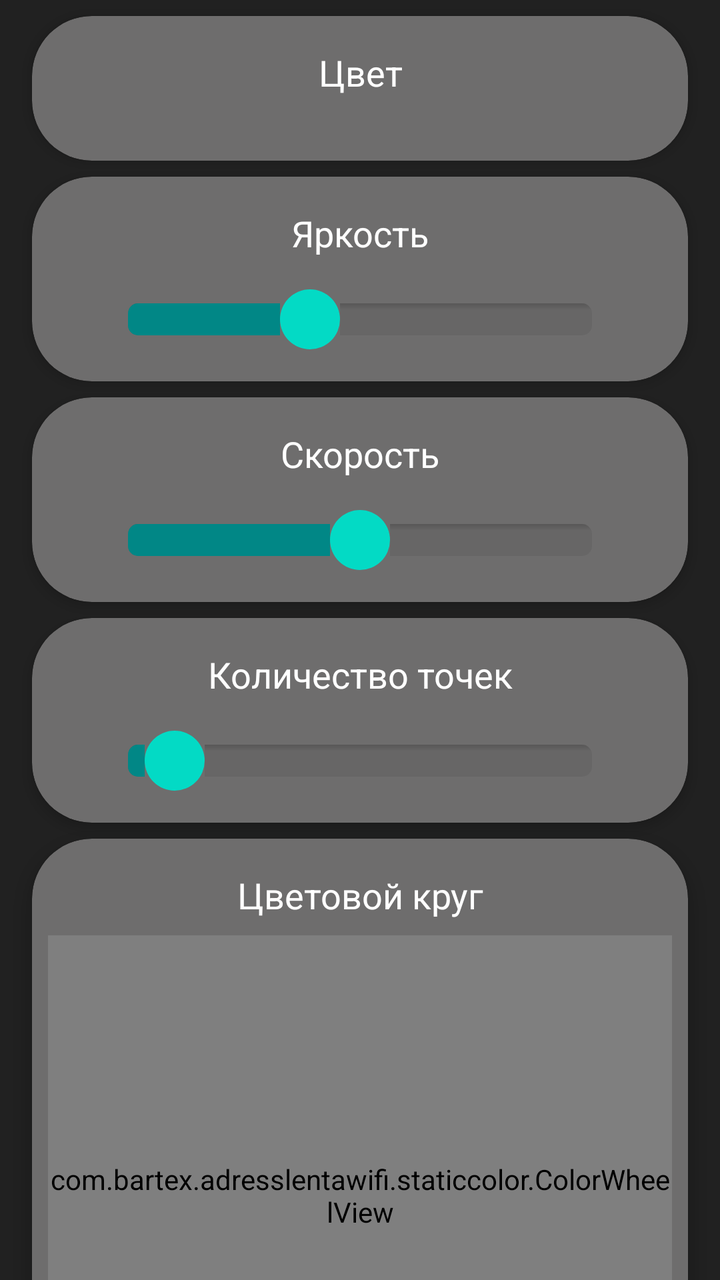
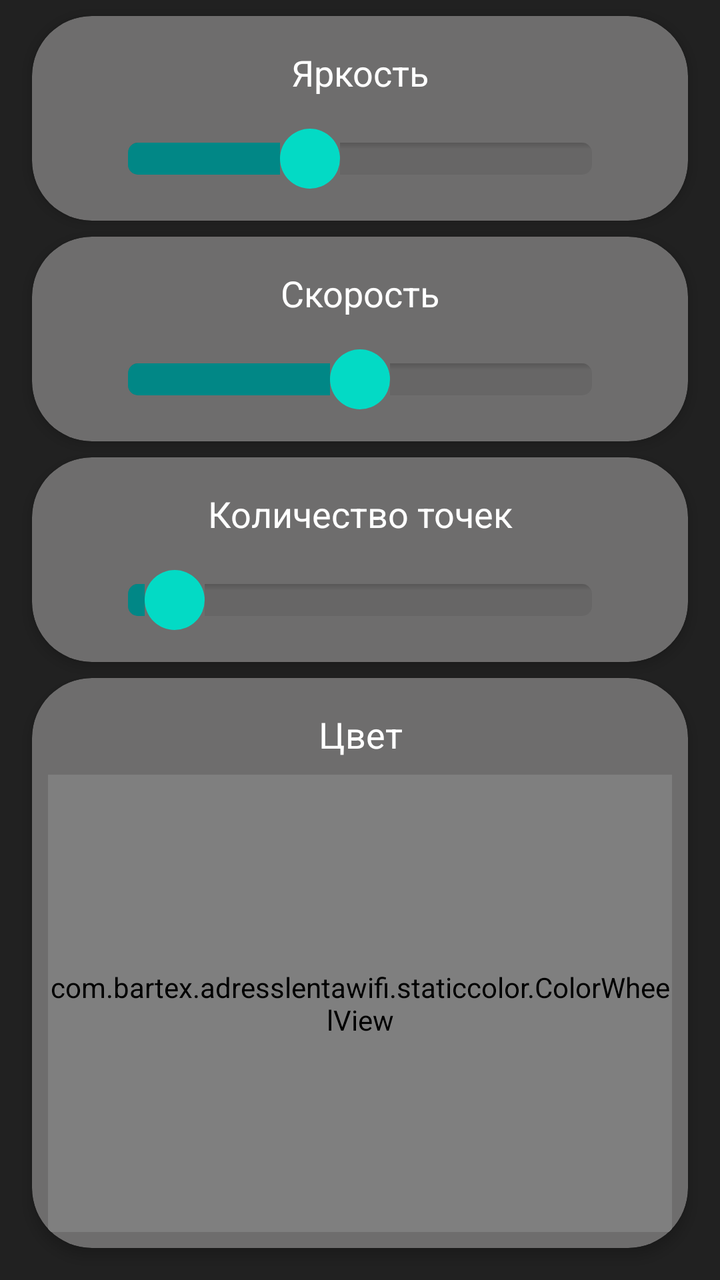

Screens rendered from an Android XML layout before and after an edit, with the pre-edit source and the edit as a unified diff.
<!-- AndroidManifest.xml: application theme Theme.AdressLentaWiFi -->
<!-- res/layout/fragment_running.xml -->
<?xml version="1.0" encoding="utf-8"?>
<androidx.core.widget.NestedScrollView xmlns:android="http://schemas.android.com/apk/res/android"
    xmlns:app="http://schemas.android.com/apk/res-auto"
    xmlns:tools="http://schemas.android.com/tools"
    android:layout_width="match_parent"
    android:layout_height="match_parent"
    android:background="@color/colorPrimaryDarkBlack"
    android:fillViewport="true"
    tools:context=".running.RunningColorsFragment">

<androidx.constraintlayout.widget.ConstraintLayout
    android:layout_width="match_parent"
    android:layout_height="wrap_content">

    <androidx.cardview.widget.CardView
        android:id="@+id/cardViewColorRun"
        android:layout_width="match_parent"
        android:layout_height="wrap_content"
        android:layout_marginStart="16dp"
        android:layout_marginTop="8dp"
        android:layout_marginEnd="16dp"
        android:clipToPadding="false"
        app:cardBackgroundColor="@color/colorSecondaryBlack"
        app:cardCornerRadius="@dimen/cardCornerRadius"
        app:cardElevation="@dimen/cardElevation4"
        app:layout_constraintEnd_toEndOf="parent"
        app:layout_constraintStart_toStartOf="parent"
        app:layout_constraintTop_toTopOf="parent">

        <androidx.constraintlayout.widget.ConstraintLayout
            android:layout_width="match_parent"
            android:layout_height="match_parent"
            app:layout_constraintBottom_toBottomOf="parent"
            app:layout_constraintEnd_toEndOf="parent"
            app:layout_constraintStart_toStartOf="parent"
            app:layout_constraintTop_toTopOf="parent">

            <TextView
                android:id="@+id/tvColorRun"
                android:layout_width="0dp"
                android:layout_height="wrap_content"
                android:layout_marginStart="32dp"
                android:layout_marginTop="16dp"
                android:layout_marginEnd="32dp"
                android:gravity="center"
                android:text="@string/choose_color"
                android:textColor="@color/white"
                android:textSize="18sp"
                app:layout_constraintEnd_toEndOf="parent"
                app:layout_constraintStart_toStartOf="parent"
                app:layout_constraintTop_toTopOf="parent" />

            <androidx.recyclerview.widget.RecyclerView
                android:id="@+id/rvColorsRunning"
                android:layout_width="0dp"
                android:layout_height="wrap_content"
                android:layout_marginStart="8dp"
                android:layout_marginTop="16dp"
                android:layout_marginEnd="8dp"
                android:layout_marginBottom="16dp"
                app:layout_constraintBottom_toBottomOf="parent"
                app:layout_constraintEnd_toEndOf="parent"
                app:layout_constraintStart_toStartOf="parent"
                app:layout_constraintTop_toBottomOf="@+id/tvColorRun"
                />

        </androidx.constraintlayout.widget.ConstraintLayout>
    </androidx.cardview.widget.CardView>


    <androidx.cardview.widget.CardView
        android:id="@+id/cardViewBrRun"
        android:layout_width="match_parent"
        android:layout_height="wrap_content"
        android:layout_marginStart="16dp"
        android:layout_marginTop="8dp"
        android:layout_marginEnd="16dp"
        android:clipToPadding="false"
        app:cardBackgroundColor="@color/colorSecondaryBlack"
        app:cardCornerRadius="@dimen/cardCornerRadius"
        app:cardElevation="@dimen/cardElevation4"
        app:layout_constraintEnd_toEndOf="parent"
        app:layout_constraintStart_toStartOf="parent"
        app:layout_constraintTop_toBottomOf="@+id/cardViewColorRun">

        <androidx.constraintlayout.widget.ConstraintLayout
            android:layout_width="match_parent"
            android:layout_height="match_parent"
            app:layout_constraintBottom_toBottomOf="parent"
            app:layout_constraintEnd_toEndOf="parent"
            app:layout_constraintStart_toStartOf="parent"
            app:layout_constraintTop_toTopOf="parent">

            <SeekBar
                android:id="@+id/seekBarBrRunning"
                android:layout_width="0dp"
                android:layout_height="wrap_content"
                android:layout_marginStart="32dp"
                android:layout_marginTop="16dp"
                android:layout_marginEnd="32dp"
                android:layout_marginBottom="16dp"
                android:max="255"
                android:progress="100"
                android:progressDrawable="@drawable/seekbar_style"
                android:thumb="@drawable/custom_thumb"
                app:layout_constraintBottom_toBottomOf="parent"
                app:layout_constraintEnd_toEndOf="parent"
                app:layout_constraintStart_toStartOf="parent"
                app:layout_constraintTop_toBottomOf="@+id/tvBrRun" />

            <TextView
                android:id="@+id/tvBrRun"
                android:layout_width="0dp"
                android:layout_height="wrap_content"
                android:layout_marginStart="32dp"
                android:layout_marginTop="16dp"
                android:layout_marginEnd="32dp"
                android:gravity="center"
                android:text="@string/choose_br"
                android:textColor="@color/white"
                android:textSize="18sp"
                app:layout_constraintEnd_toEndOf="parent"
                app:layout_constraintStart_toStartOf="parent"
                app:layout_constraintTop_toTopOf="parent" />

        </androidx.constraintlayout.widget.ConstraintLayout>
    </androidx.cardview.widget.CardView>


    <androidx.cardview.widget.CardView
        android:id="@+id/cardViewSpeedRun"
        android:layout_width="match_parent"
        android:layout_height="wrap_content"
        android:layout_marginStart="16dp"
        android:layout_marginTop="8dp"
        android:layout_marginEnd="16dp"
        android:clipToPadding="false"
        app:cardBackgroundColor="@color/colorSecondaryBlack"
        app:cardCornerRadius="@dimen/cardCornerRadius"
        app:cardElevation="@dimen/cardElevation4"
        app:layout_constraintEnd_toEndOf="parent"
        app:layout_constraintStart_toStartOf="parent"
        app:layout_constraintTop_toBottomOf="@+id/cardViewBrRun">

        <androidx.constraintlayout.widget.ConstraintLayout
            android:layout_width="match_parent"
            android:layout_height="match_parent">

            <SeekBar
                android:id="@+id/seekBarSpeedRunning"
                android:layout_width="0dp"
                android:layout_height="wrap_content"
                android:layout_marginStart="32dp"
                android:layout_marginTop="16dp"
                android:layout_marginEnd="32dp"
                android:layout_marginBottom="16dp"
                android:max="200"
                android:progress="100"
                android:progressDrawable="@drawable/seekbar_style"
                android:thumb="@drawable/custom_thumb"
                app:layout_constraintBottom_toBottomOf="parent"
                app:layout_constraintEnd_toEndOf="parent"
                app:layout_constraintStart_toStartOf="parent"
                app:layout_constraintTop_toBottomOf="@+id/tvSpeedRun" />

            <TextView
                android:id="@+id/tvSpeedRun"
                android:layout_width="0dp"
                android:layout_height="wrap_content"
                android:layout_marginStart="32dp"
                android:layout_marginTop="16dp"
                android:layout_marginEnd="32dp"
                android:gravity="center"
                android:text="@string/choose_speed"
                android:textColor="@color/white"
                android:textSize="18sp"
                app:layout_constraintEnd_toEndOf="parent"
                app:layout_constraintStart_toStartOf="parent"
                app:layout_constraintTop_toTopOf="parent" />

        </androidx.constraintlayout.widget.ConstraintLayout>
    </androidx.cardview.widget.CardView>

    <androidx.cardview.widget.CardView
        android:id="@+id/cardViewNumberRun"
        android:layout_width="match_parent"
        android:layout_height="wrap_content"
        android:layout_marginStart="16dp"
        android:layout_marginTop="8dp"
        android:layout_marginEnd="16dp"
        android:clipToPadding="false"
        app:cardBackgroundColor="@color/colorSecondaryBlack"
        app:cardCornerRadius="@dimen/cardCornerRadius"
        app:cardElevation="@dimen/cardElevation4"
        app:layout_constraintEnd_toEndOf="parent"
        app:layout_constraintStart_toStartOf="parent"
        app:layout_constraintTop_toBottomOf="@+id/cardViewSpeedRun">

        <androidx.constraintlayout.widget.ConstraintLayout
            android:layout_width="match_parent"
            android:layout_height="match_parent"
            app:layout_constraintBottom_toBottomOf="parent"
            app:layout_constraintEnd_toEndOf="parent"
            app:layout_constraintStart_toStartOf="parent"
            app:layout_constraintTop_toTopOf="parent">

            <SeekBar
                android:id="@+id/seekBarNumberRunning"
                android:layout_width="0dp"
                android:layout_height="wrap_content"
                android:layout_marginStart="32dp"
                android:layout_marginTop="16dp"
                android:layout_marginEnd="32dp"
                android:layout_marginBottom="16dp"
                android:max="10"
                android:progress="1"
                android:progressDrawable="@drawable/seekbar_style"
                android:thumb="@drawable/custom_thumb"
                app:layout_constraintBottom_toBottomOf="parent"
                app:layout_constraintEnd_toEndOf="parent"
                app:layout_constraintStart_toStartOf="parent"
                app:layout_constraintTop_toBottomOf="@+id/tvNumberRun" />

            <TextView
                android:id="@+id/tvNumberRun"
                android:layout_width="0dp"
                android:layout_height="wrap_content"
                android:layout_marginStart="32dp"
                android:layout_marginTop="16dp"
                android:layout_marginEnd="32dp"
                android:gravity="center"
                android:text="@string/choose_number"
                android:textColor="@color/white"
                android:textSize="18sp"
                app:layout_constraintEnd_toEndOf="parent"
                app:layout_constraintStart_toStartOf="parent"
                app:layout_constraintTop_toTopOf="parent" />

        </androidx.constraintlayout.widget.ConstraintLayout>
    </androidx.cardview.widget.CardView>

    
    <androidx.cardview.widget.CardView
        android:id="@+id/cardViewWheelRun"
        android:layout_width="match_parent"
        android:layout_height="wrap_content"
        android:layout_marginStart="16dp"
        android:layout_marginTop="8dp"
        android:layout_marginEnd="16dp"
        android:layout_marginBottom="16dp"
        app:cardBackgroundColor="@color/colorSecondaryBlack"
        app:cardCornerRadius="@dimen/cardCornerRadius"
        app:cardElevation="@dimen/cardElevation4"
        app:layout_constraintBottom_toBottomOf="parent"
        app:layout_constraintEnd_toEndOf="parent"
        app:layout_constraintStart_toStartOf="parent"
        app:layout_constraintTop_toBottomOf="@+id/cardViewNumberRun">

        <LinearLayout
            android:layout_width="match_parent"
            android:layout_height="wrap_content"
            android:orientation="vertical">

            <TextView
                android:id="@+id/tvWheelRun"
                android:layout_width="match_parent"
                android:layout_height="wrap_content"
                android:layout_marginStart="32dp"
                android:layout_marginTop="16dp"
                android:layout_marginEnd="32dp"
                android:gravity="center"
                android:text="@string/choose_any_color"
                android:textColor="@color/white"
                android:textSize="18sp" />

            <com.bartex.adresslentawifi.staticcolor.ColorWheelView
                android:id="@+id/colorWheelRunning"
                android:layout_width="match_parent"
                android:layout_height="260dp"
                android:layout_margin="8dp" />
        </LinearLayout>
    </androidx.cardview.widget.CardView>
</androidx.constraintlayout.widget.ConstraintLayout>
</androidx.core.widget.NestedScrollView>
<!-- resources referenced by this layout -->
<resources>
  <color name="colorPrimaryDarkBlack">#212121</color>
  <color name="colorSecondaryBlack">#6E6D6D</color>
  <color name="white">#FFFFFFFF</color>
  <dimen name="cardCornerRadius">30dp</dimen>
  <dimen name="cardElevation4">4dp</dimen>
  <!-- drawable custom_thumb (drawable) -->
  <?xml version="1.0" encoding="utf-8"?>
  <layer-list xmlns:android="http://schemas.android.com/apk/res/android">
      <item>
          <shape android:shape="oval">
              <solid android:color="@color/teal_200"/>
              <size
                  android:width="30dp"
                  android:height="30dp"/>
          </shape>
      </item>
  </layer-list>
  <!-- drawable seekbar_style (drawable) -->
  <?xml version="1.0" encoding="utf-8"?>
  <layer-list xmlns:android="http://schemas.android.com/apk/res/android" >
      <item
          android:id="@android:id/background"
          android:drawable="@drawable/border_shadow" >
      </item>
  
      <item
          android:id="@android:id/progress" >
          <clip
              android:drawable="@drawable/seekbar_progress" />
      </item>
  </layer-list>
  <string name="choose_any_color">Цветовой круг</string>
  <string name="choose_br">Яркость</string>
  <string name="choose_color">Цвет</string>
  <string name="choose_number">Количество точек</string>
  <string name="choose_speed">Скорость</string>
  <style name="Theme.AdressLentaWiFi" parent="Theme.MaterialComponents.Light.NoActionBar">
  
  
  
  
  
  
  
  
  
  
  
          
          <item name="colorPrimary">@color/colorPrimaryBlack</item>
          <item name="colorPrimaryVariant">@color/colorPrimaryDarkBlack</item>
          <item name="colorOnPrimary">@color/colorAccentBlack</item>
          
          <item name="colorSecondary">@color/teal_200</item>
          <item name="colorSecondaryVariant">@color/teal_700</item>
          <item name="colorOnSecondary">@color/black</item>
          
          <item name="android:statusBarColor" tools:targetApi="l">?attr/colorPrimaryVariant</item>
          
          <item name="colorBottomIcon">@android:color/white</item>
      </style>
  <color name="teal_200">#FF03DAC5</color>
  <!-- drawable border_shadow (drawable) -->
  <?xml version="1.0" encoding="utf-8"?>
  <layer-list xmlns:android="http://schemas.android.com/apk/res/android">
      <item>
          <shape>
              <corners
                  android:radius="5dp" />
              <gradient
                  android:angle="270"
                  android:startColor="#33000000"
                  android:centerColor="#11000000"
                  android:endColor="#11000000"
                  android:centerY="0.2"
                  android:type="linear"
                  />
          </shape>
      </item>
  </layer-list>
  <!-- drawable seekbar_progress (drawable) -->
  <?xml version="1.0" encoding="utf-8"?>
  <layer-list
      xmlns:android="http://schemas.android.com/apk/res/android" >
      <item
          android:id="@+id/progressshape" >
          <clip>
              <shape
                  android:shape="rectangle" >
                  <size android:height="5dp"/>
                  <corners
                      android:radius="5dp" />
                  <solid android:color="@color/teal_700"/>
              </shape>
          </clip>
      </item>
  </layer-list>
  <color name="colorPrimaryBlack">#5C5C5C</color>
  <color name="colorAccentBlack">#5677fc</color>
  <color name="teal_700">#FF018786</color>
  <color name="black">#FF000000</color>
</resources>

<!-- the commit's change to res/layout/fragment_running.xml (unified diff, before → after) -->
@@ -1,19 +1,14 @@
 <?xml version="1.0" encoding="utf-8"?>
-<androidx.core.widget.NestedScrollView xmlns:android="http://schemas.android.com/apk/res/android"
+<androidx.constraintlayout.widget.ConstraintLayout xmlns:android="http://schemas.android.com/apk/res/android"
     xmlns:app="http://schemas.android.com/apk/res-auto"
     xmlns:tools="http://schemas.android.com/tools"
     android:layout_width="match_parent"
     android:layout_height="match_parent"
     android:background="@color/colorPrimaryDarkBlack"
-    android:fillViewport="true"
     tools:context=".running.RunningColorsFragment">
 
-<androidx.constraintlayout.widget.ConstraintLayout
-    android:layout_width="match_parent"
-    android:layout_height="wrap_content">
-
-    <androidx.cardview.widget.CardView
-        android:id="@+id/cardViewColorRun"
+    <androidx.cardview.widget.CardView
+        android:id="@+id/cardViewBrRun"
         android:layout_width="match_parent"
         android:layout_height="wrap_content"
         android:layout_marginStart="16dp"
@@ -35,41 +30,44 @@
             app:layout_constraintStart_toStartOf="parent"
             app:layout_constraintTop_toTopOf="parent">
 
-            <TextView
-                android:id="@+id/tvColorRun"
-                android:layout_width="0dp"
-                android:layout_height="wrap_content"
-                android:layout_marginStart="32dp"
-                android:layout_marginTop="16dp"
-                android:layout_marginEnd="32dp"
-                android:gravity="center"
-                android:text="@string/choose_color"
-                android:textColor="@color/white"
-                android:textSize="18sp"
-                app:layout_constraintEnd_toEndOf="parent"
-                app:layout_constraintStart_toStartOf="parent"
-                app:layout_constraintTop_toTopOf="parent" />
-
-            <androidx.recyclerview.widget.RecyclerView
-                android:id="@+id/rvColorsRunning"
-                android:layout_width="0dp"
-                android:layout_height="wrap_content"
-                android:layout_marginStart="8dp"
-                android:layout_marginTop="16dp"
-                android:layout_marginEnd="8dp"
+            <SeekBar
+                android:id="@+id/seekBarBrRunning"
+                android:layout_width="0dp"
+                android:layout_height="wrap_content"
+                android:layout_marginStart="32dp"
+                android:layout_marginTop="16dp"
+                android:layout_marginEnd="32dp"
                 android:layout_marginBottom="16dp"
-                app:layout_constraintBottom_toBottomOf="parent"
-                app:layout_constraintEnd_toEndOf="parent"
-                app:layout_constraintStart_toStartOf="parent"
-                app:layout_constraintTop_toBottomOf="@+id/tvColorRun"
-                />
-
-        </androidx.constraintlayout.widget.ConstraintLayout>
-    </androidx.cardview.widget.CardView>
-
-
-    <androidx.cardview.widget.CardView
-        android:id="@+id/cardViewBrRun"
+                android:max="255"
+                android:progress="100"
+                android:progressDrawable="@drawable/seekbar_style"
+                android:thumb="@drawable/custom_thumb"
+                app:layout_constraintBottom_toBottomOf="parent"
+                app:layout_constraintEnd_toEndOf="parent"
+                app:layout_constraintStart_toStartOf="parent"
+                app:layout_constraintTop_toBottomOf="@+id/tvBrRun" />
+
+            <TextView
+                android:id="@+id/tvBrRun"
+                android:layout_width="0dp"
+                android:layout_height="wrap_content"
+                android:layout_marginStart="32dp"
+                android:layout_marginTop="16dp"
+                android:layout_marginEnd="32dp"
+                android:gravity="center"
+                android:text="@string/choose_br"
+                android:textColor="@color/white"
+                android:textSize="18sp"
+                app:layout_constraintEnd_toEndOf="parent"
+                app:layout_constraintStart_toStartOf="parent"
+                app:layout_constraintTop_toTopOf="parent" />
+
+        </androidx.constraintlayout.widget.ConstraintLayout>
+    </androidx.cardview.widget.CardView>
+
+
+    <androidx.cardview.widget.CardView
+        android:id="@+id/cardViewSpeedRun"
         android:layout_width="match_parent"
         android:layout_height="wrap_content"
         android:layout_marginStart="16dp"
@@ -81,7 +79,61 @@
         app:cardElevation="@dimen/cardElevation4"
         app:layout_constraintEnd_toEndOf="parent"
         app:layout_constraintStart_toStartOf="parent"
-        app:layout_constraintTop_toBottomOf="@+id/cardViewColorRun">
+        app:layout_constraintTop_toBottomOf="@+id/cardViewBrRun">
+
+        <androidx.constraintlayout.widget.ConstraintLayout
+            android:layout_width="match_parent"
+            android:layout_height="match_parent">
+
+            <SeekBar
+                android:id="@+id/seekBarSpeedRunning"
+                android:layout_width="0dp"
+                android:layout_height="wrap_content"
+                android:layout_marginStart="32dp"
+                android:layout_marginTop="16dp"
+                android:layout_marginEnd="32dp"
+                android:layout_marginBottom="16dp"
+                android:max="200"
+                android:progress="100"
+                android:progressDrawable="@drawable/seekbar_style"
+                android:thumb="@drawable/custom_thumb"
+                app:layout_constraintBottom_toBottomOf="parent"
+                app:layout_constraintEnd_toEndOf="parent"
+                app:layout_constraintStart_toStartOf="parent"
+                app:layout_constraintTop_toBottomOf="@+id/tvSpeedRun" />
+
+            <TextView
+                android:id="@+id/tvSpeedRun"
+                android:layout_width="0dp"
+                android:layout_height="wrap_content"
+                android:layout_marginStart="32dp"
+                android:layout_marginTop="16dp"
+                android:layout_marginEnd="32dp"
+                android:gravity="center"
+                android:text="@string/choose_speed"
+                android:textColor="@color/white"
+                android:textSize="18sp"
+                app:layout_constraintEnd_toEndOf="parent"
+                app:layout_constraintStart_toStartOf="parent"
+                app:layout_constraintTop_toTopOf="parent" />
+
+        </androidx.constraintlayout.widget.ConstraintLayout>
+    </androidx.cardview.widget.CardView>
+
+    <androidx.cardview.widget.CardView
+        android:id="@+id/cardViewNumberRun"
+        android:layout_width="match_parent"
+        android:layout_height="wrap_content"
+        android:layout_marginStart="16dp"
+        android:layout_marginTop="8dp"
+        android:layout_marginEnd="16dp"
+        android:clipToPadding="false"
+        app:cardBackgroundColor="@color/colorSecondaryBlack"
+        app:cardCornerRadius="@dimen/cardCornerRadius"
+        app:cardElevation="@dimen/cardElevation4"
+        app:layout_constraintEnd_toEndOf="parent"
+        app:layout_constraintStart_toStartOf="parent"
+        app:layout_constraintTop_toBottomOf="@+id/cardViewSpeedRun">
 
         <androidx.constraintlayout.widget.ConstraintLayout
             android:layout_width="match_parent"
@@ -92,119 +144,6 @@
             app:layout_constraintTop_toTopOf="parent">
 
             <SeekBar
-                android:id="@+id/seekBarBrRunning"
-                android:layout_width="0dp"
-                android:layout_height="wrap_content"
-                android:layout_marginStart="32dp"
-                android:layout_marginTop="16dp"
-                android:layout_marginEnd="32dp"
-                android:layout_marginBottom="16dp"
-                android:max="255"
-                android:progress="100"
-                android:progressDrawable="@drawable/seekbar_style"
-                android:thumb="@drawable/custom_thumb"
-                app:layout_constraintBottom_toBottomOf="parent"
-                app:layout_constraintEnd_toEndOf="parent"
-                app:layout_constraintStart_toStartOf="parent"
-                app:layout_constraintTop_toBottomOf="@+id/tvBrRun" />
-
-            <TextView
-                android:id="@+id/tvBrRun"
-                android:layout_width="0dp"
-                android:layout_height="wrap_content"
-                android:layout_marginStart="32dp"
-                android:layout_marginTop="16dp"
-                android:layout_marginEnd="32dp"
-                android:gravity="center"
-                android:text="@string/choose_br"
-                android:textColor="@color/white"
-                android:textSize="18sp"
-                app:layout_constraintEnd_toEndOf="parent"
-                app:layout_constraintStart_toStartOf="parent"
-                app:layout_constraintTop_toTopOf="parent" />
-
-        </androidx.constraintlayout.widget.ConstraintLayout>
-    </androidx.cardview.widget.CardView>
-
-
-    <androidx.cardview.widget.CardView
-        android:id="@+id/cardViewSpeedRun"
-        android:layout_width="match_parent"
-        android:layout_height="wrap_content"
-        android:layout_marginStart="16dp"
-        android:layout_marginTop="8dp"
-        android:layout_marginEnd="16dp"
-        android:clipToPadding="false"
-        app:cardBackgroundColor="@color/colorSecondaryBlack"
-        app:cardCornerRadius="@dimen/cardCornerRadius"
-        app:cardElevation="@dimen/cardElevation4"
-        app:layout_constraintEnd_toEndOf="parent"
-        app:layout_constraintStart_toStartOf="parent"
-        app:layout_constraintTop_toBottomOf="@+id/cardViewBrRun">
-
-        <androidx.constraintlayout.widget.ConstraintLayout
-            android:layout_width="match_parent"
-            android:layout_height="match_parent">
-
-            <SeekBar
-                android:id="@+id/seekBarSpeedRunning"
-                android:layout_width="0dp"
-                android:layout_height="wrap_content"
-                android:layout_marginStart="32dp"
-                android:layout_marginTop="16dp"
-                android:layout_marginEnd="32dp"
-                android:layout_marginBottom="16dp"
-                android:max="200"
-                android:progress="100"
-                android:progressDrawable="@drawable/seekbar_style"
-                android:thumb="@drawable/custom_thumb"
-                app:layout_constraintBottom_toBottomOf="parent"
-                app:layout_constraintEnd_toEndOf="parent"
-                app:layout_constraintStart_toStartOf="parent"
-                app:layout_constraintTop_toBottomOf="@+id/tvSpeedRun" />
-
-            <TextView
-                android:id="@+id/tvSpeedRun"
-                android:layout_width="0dp"
-                android:layout_height="wrap_content"
-                android:layout_marginStart="32dp"
-                android:layout_marginTop="16dp"
-                android:layout_marginEnd="32dp"
-                android:gravity="center"
-                android:text="@string/choose_speed"
-                android:textColor="@color/white"
-                android:textSize="18sp"
-                app:layout_constraintEnd_toEndOf="parent"
-                app:layout_constraintStart_toStartOf="parent"
-                app:layout_constraintTop_toTopOf="parent" />
-
-        </androidx.constraintlayout.widget.ConstraintLayout>
-    </androidx.cardview.widget.CardView>
-
-    <androidx.cardview.widget.CardView
-        android:id="@+id/cardViewNumberRun"
-        android:layout_width="match_parent"
-        android:layout_height="wrap_content"
-        android:layout_marginStart="16dp"
-        android:layout_marginTop="8dp"
-        android:layout_marginEnd="16dp"
-        android:clipToPadding="false"
-        app:cardBackgroundColor="@color/colorSecondaryBlack"
-        app:cardCornerRadius="@dimen/cardCornerRadius"
-        app:cardElevation="@dimen/cardElevation4"
-        app:layout_constraintEnd_toEndOf="parent"
-        app:layout_constraintStart_toStartOf="parent"
-        app:layout_constraintTop_toBottomOf="@+id/cardViewSpeedRun">
-
-        <androidx.constraintlayout.widget.ConstraintLayout
-            android:layout_width="match_parent"
-            android:layout_height="match_parent"
-            app:layout_constraintBottom_toBottomOf="parent"
-            app:layout_constraintEnd_toEndOf="parent"
-            app:layout_constraintStart_toStartOf="parent"
-            app:layout_constraintTop_toTopOf="parent">
-
-            <SeekBar
                 android:id="@+id/seekBarNumberRunning"
                 android:layout_width="0dp"
                 android:layout_height="wrap_content"
@@ -243,7 +182,7 @@
     <androidx.cardview.widget.CardView
         android:id="@+id/cardViewWheelRun"
         android:layout_width="match_parent"
-        android:layout_height="wrap_content"
+        android:layout_height="0dp"
         android:layout_marginStart="16dp"
         android:layout_marginTop="8dp"
         android:layout_marginEnd="16dp"
@@ -256,29 +195,38 @@
         app:layout_constraintStart_toStartOf="parent"
         app:layout_constraintTop_toBottomOf="@+id/cardViewNumberRun">
 
-        <LinearLayout
-            android:layout_width="match_parent"
-            android:layout_height="wrap_content"
-            android:orientation="vertical">
+        <androidx.constraintlayout.widget.ConstraintLayout
+            android:layout_width="match_parent"
+            android:layout_height="match_parent">
 
             <TextView
                 android:id="@+id/tvWheelRun"
-                android:layout_width="match_parent"
-                android:layout_height="wrap_content"
-                android:layout_marginStart="32dp"
-                android:layout_marginTop="16dp"
-                android:layout_marginEnd="32dp"
-                android:gravity="center"
-                android:text="@string/choose_any_color"
-                android:textColor="@color/white"
-                android:textSize="18sp" />
+                android:layout_width="0dp"
+                android:layout_height="wrap_content"
+                android:layout_marginStart="32dp"
+                android:layout_marginTop="16dp"
+                android:layout_marginEnd="32dp"
+                android:gravity="center"
+                android:text="@string/choose_color"
+                android:textColor="@color/white"
+                android:textSize="18sp"
+                app:layout_constraintEnd_toEndOf="parent"
+                app:layout_constraintStart_toStartOf="parent"
+                app:layout_constraintTop_toTopOf="parent" />
 
             <com.bartex.adresslentawifi.staticcolor.ColorWheelView
                 android:id="@+id/colorWheelRunning"
-                android:layout_width="match_parent"
-                android:layout_height="260dp"
-                android:layout_margin="8dp" />
-        </LinearLayout>
+                android:layout_width="0dp"
+                android:layout_height="0dp"
+                android:layout_marginStart="8dp"
+                android:layout_marginTop="8dp"
+                android:layout_marginEnd="8dp"
+                android:layout_marginBottom="8dp"
+                app:layout_constraintBottom_toBottomOf="parent"
+                app:layout_constraintEnd_toEndOf="parent"
+                app:layout_constraintStart_toStartOf="parent"
+                app:layout_constraintTop_toBottomOf="@+id/tvWheelRun" />
+
+        </androidx.constraintlayout.widget.ConstraintLayout>
     </androidx.cardview.widget.CardView>
 </androidx.constraintlayout.widget.ConstraintLayout>
-</androidx.core.widget.NestedScrollView>
<!-- resource entries referenced after the edit -->
@@ -31,7 +31,6 @@
               android:drawable="@drawable/seekbar_progress" />
       </item>
   </layer-list>
-  <string name="choose_any_color">Цветовой круг</string>
   <string name="choose_br">Яркость</string>
   <string name="choose_color">Цвет</string>
   <string name="choose_number">Количество точек</string>
